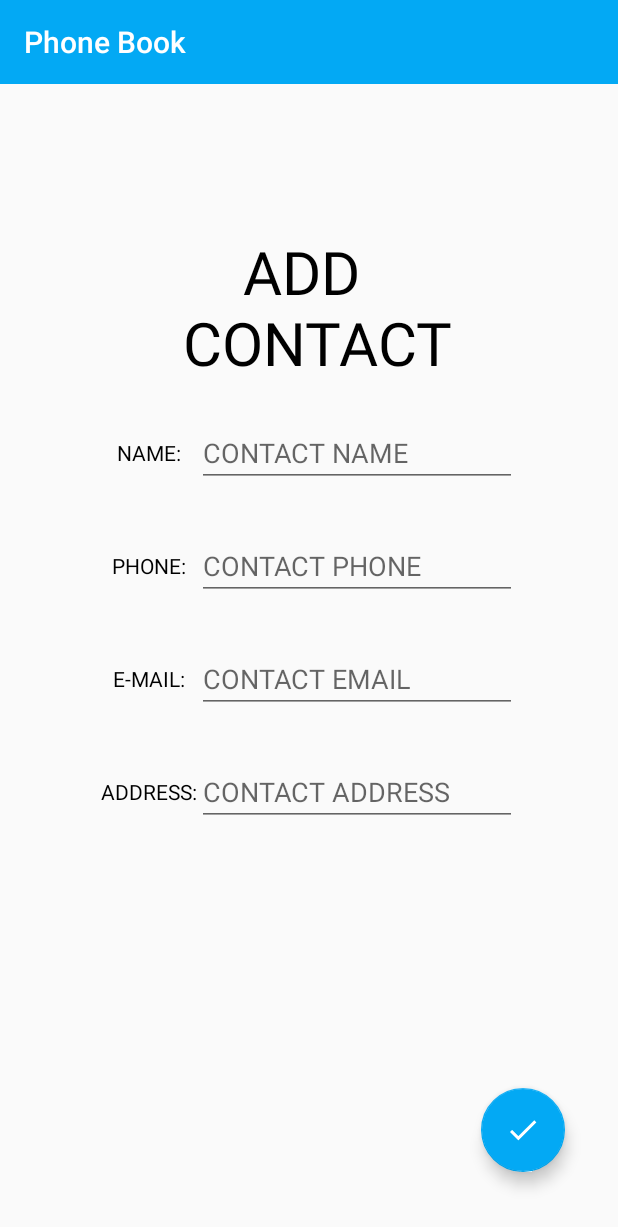
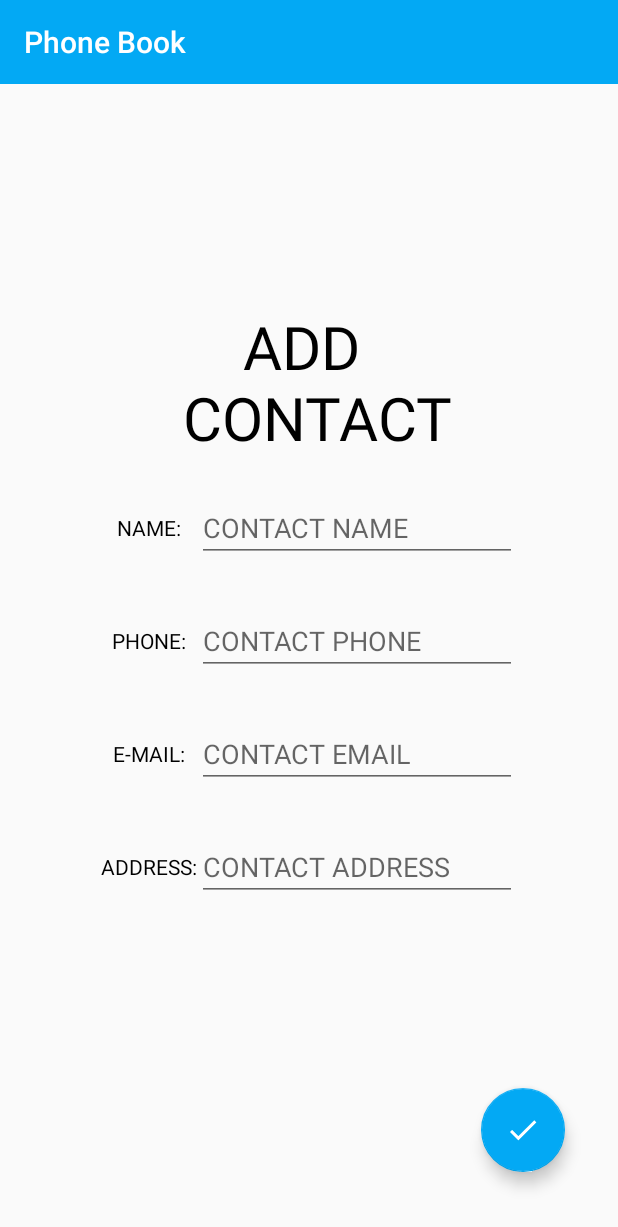
Before and after one commit to ArcaNO93/PhoneBook, an Android app: the ContactCreationFragment screen opened through its navigation route, on a phone screen of 412 x 824 dp. Shown: the top 1227 px of the screen. Run offline under Robolectric (Android 15) with nearby library versions, the phone set to English and light mode, and no system bars; our stand-ins replace Dagger/Hilt's generated code, Room's generated code, data binding; 1 statement that could not run was skipped.

Commit message:
Little adjustments to position of creation and edit fragmnets

```diff
--- a/app/src/main/res/layout/contact_creation.xml
+++ b/app/src/main/res/layout/contact_creation.xml
@@ -20,7 +20,7 @@
             app:layout_constraintEnd_toEndOf="parent"
             app:layout_constraintStart_toStartOf="parent"
             app:layout_constraintTop_toTopOf="parent"
-            app:layout_constraintVertical_bias="0.45">
+            app:layout_constraintVertical_bias="0.55">
 
             <TableRow
                 android:id="@+id/contactListName"
@@ -37,10 +37,10 @@
                     android:textColor="@android:color/black" />
 
                 <EditText
-                    android:hint="@string/contact_name_hint"
                     android:layout_width="wrap_content"
                     android:layout_height="wrap_content"
                     android:ems="10"
+                    android:hint="@string/contact_name_hint"
                     android:importantForAutofill="no"
                     android:inputType="textPersonName"
                     android:text="@={contact.contactViewName}" />
@@ -61,10 +61,10 @@
                     android:textColor="#000000" />
 
                 <EditText
-                    android:hint="@string/contact_phone_hint"
                     android:layout_width="wrap_content"
                     android:layout_height="wrap_content"
                     android:ems="10"
+                    android:hint="@string/contact_phone_hint"
                     android:importantForAutofill="no"
                     android:inputType="phone"
                     android:text="@={contact.contactViewPhone}" />
@@ -85,10 +85,10 @@
                     android:textColor="#000000" />
 
                 <EditText
-                    android:hint="@string/contact_email_hint"
                     android:layout_width="wrap_content"
                     android:layout_height="wrap_content"
                     android:ems="10"
+                    android:hint="@string/contact_email_hint"
                     android:importantForAutofill="no"
                     android:inputType="textEmailAddress"
                     android:text="@={contact.contactViewEmail}" />
@@ -108,10 +108,10 @@
                     android:textColor="#000000" />
 
                 <EditText
-                    android:hint="@string/contact_address_hint"
                     android:layout_width="wrap_content"
                     android:layout_height="wrap_content"
                     android:ems="10"
+                    android:hint="@string/contact_address_hint"
                     android:imeOptions="actionDone"
                     android:importantForAutofill="no"
                     android:inputType="text"
```
Also changed, not shown: app/src/main/res/layout/contact_edit.xml (+5 -5 lines).
